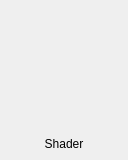
Elendoin/ShaderApp, file shaderselectitem.ui: the form before one commit.
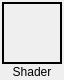
The form after the commit.

```diff
--- a/shaderselectitem.ui
+++ b/shaderselectitem.ui
@@ -6,8 +6,8 @@
    <rect>
     <x>0</x>
     <y>0</y>
-    <width>128</width>
-    <height>160</height>
+    <width>64</width>
+    <height>80</height>
    </rect>
   </property>
   <property name="sizePolicy">
@@ -19,24 +19,30 @@
   <property name="windowTitle">
    <string>Form</string>
   </property>
-  <layout class="QVBoxLayout" name="verticalLayout" stretch="4,1">
+  <layout class="QVBoxLayout" name="verticalLayout" stretch="8,2">
    <property name="spacing">
     <number>0</number>
    </property>
    <property name="leftMargin">
-    <number>0</number>
+    <number>2</number>
    </property>
    <property name="topMargin">
-    <number>0</number>
+    <number>2</number>
    </property>
    <property name="rightMargin">
-    <number>0</number>
+    <number>2</number>
    </property>
    <property name="bottomMargin">
     <number>0</number>
    </property>
    <item>
     <widget class="QLabel" name="iconLabel">
+     <property name="frameShape">
+      <enum>QFrame::Shape::Panel</enum>
+     </property>
+     <property name="lineWidth">
+      <number>2</number>
+     </property>
      <property name="text">
       <string/>
      </property>
```
